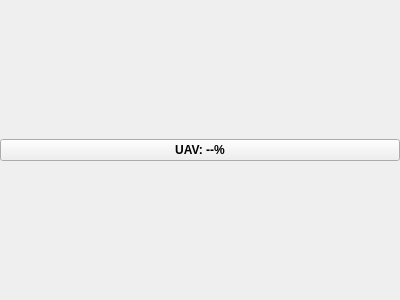
UCI-UAVForge/GroundStation, file GS/GUI/uavbutton.ui: the form before one commit.
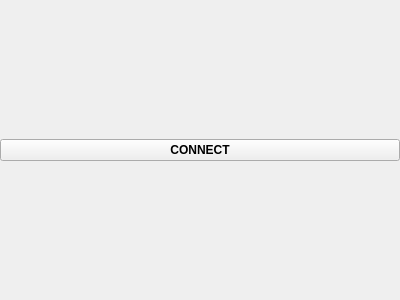
The form after the commit.

Patch:
```diff
--- a/GS/GUI/uavbutton.ui
+++ b/GS/GUI/uavbutton.ui
@@ -59,7 +59,7 @@
       <bool>false</bool>
      </property>
      <property name="text">
-      <string>UAV: --%</string>
+      <string>CONNECT</string>
      </property>
     </widget>
    </item>
```
